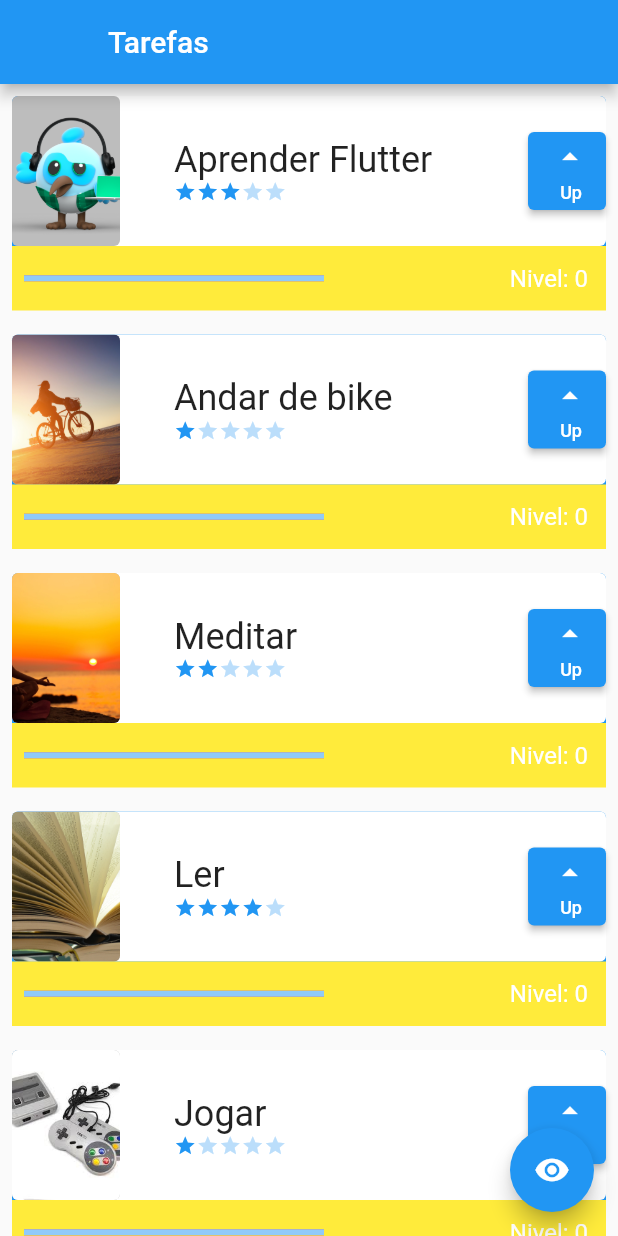
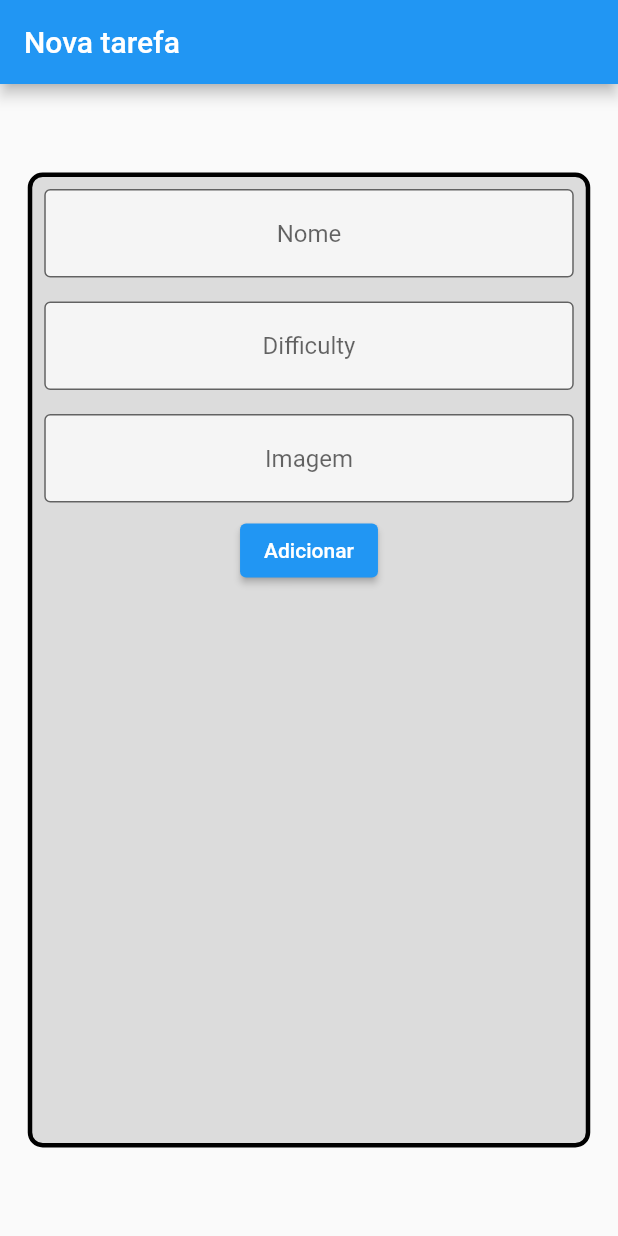
Before and after one commit to giseletoledo/tarefas, a Flutter app: the screen it shows after launch, on a phone screen of 412 x 824 dp. Run offline on Flutter 3.47's test engine with Material 2 defaults, Android fonts, the phone set to English and light mode, and no system bars.

Commit message:
Criando o formulario de editar tarefas

```diff
--- a/lib/main.dart
+++ b/lib/main.dart
@@ -1,5 +1,7 @@
 import 'package:flutter/material.dart';
 import 'package:tarefas/screens/initial_screen.dart';
+
+import 'screens/form_screen.dart';
 
 void main() {
   runApp(const MyApp());
@@ -16,7 +18,7 @@ class MyApp extends StatelessWidget {
         theme: ThemeData(
           primarySwatch: Colors.blue,
         ),
-        home: const InitialScreen(),
+        home: const FormScreen(),
     );
   }
 }
--- /dev/null
+++ b/lib/screens/form_screen.dart
@@ -0,0 +1,82 @@
+import 'package:flutter/material.dart';
+
+class FormScreen extends StatefulWidget {
+  const FormScreen({Key? key}) : super(key: key);
+
+  @override
+  State<FormScreen> createState() => _FormScreenState();
+}
+
+class _FormScreenState extends State<FormScreen> {
+
+  TextEditingController nameController = TextEditingController();
+  TextEditingController difficultyController = TextEditingController();
+  TextEditingController imageController = TextEditingController();
+
+
+  @override
+  Widget build(BuildContext context) {
+    return Scaffold(
+      appBar: AppBar(
+        title: const Text('Nova tarefa'),
+        ),
+      body: Center(
+        child: Container(
+          height: 650,
+          width: 375,
+          decoration: BoxDecoration(
+            color: Colors.black12,
+            borderRadius: BorderRadius.circular(10),
+            border: Border.all(width: 3)
+          ),
+          child: Column(
+            children: [
+              Padding(
+                padding: const EdgeInsets.all(8.0),
+                child: TextFormField(
+                  controller: nameController,
+                  textAlign: TextAlign.center,
+                  decoration: InputDecoration(
+                    border: OutlineInputBorder(),
+                    hintText: 'Nome',
+                    fillColor: Colors.white70,
+                    filled: true,
+                  ),
+                ),
+              ),
+              Padding(
+                padding: const EdgeInsets.all(8.0),
+                child: TextFormField(
+                  controller: difficultyController,
+                  textAlign: TextAlign.center,
+                  decoration: InputDecoration(
+                    border: OutlineInputBorder(),
+                    hintText: 'Difficulty',
+                    fillColor: Colors.white70,
+                    filled: true,
+                  ),
+                ),
+              ),
+              Padding(
+                padding: const EdgeInsets.all(8.0),
+                child: TextFormField(
+                  controller: imageController,
+                  textAlign: TextAlign.center,
+                  decoration: InputDecoration(
+                    border: OutlineInputBorder(),
+                    hintText: 'Imagem',
+                    fillColor: Colors.white70,
+                    filled: true,
+                  ),
+                ),
+              ),
+              ElevatedButton(onPressed: (){
+                print(nameController.text);
+              }, child: Text('Adicionar'),)
+            ],
+          ),
+        ),
+      ),
+    );
+  }
+}
```
